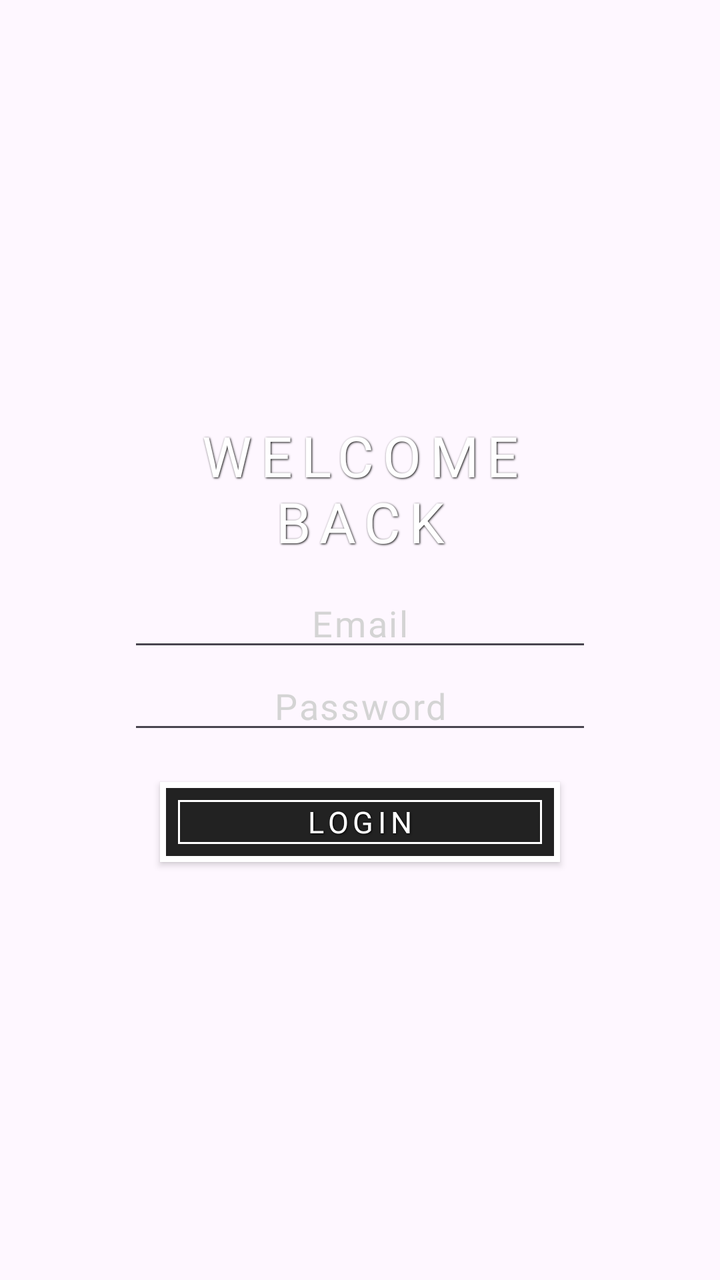
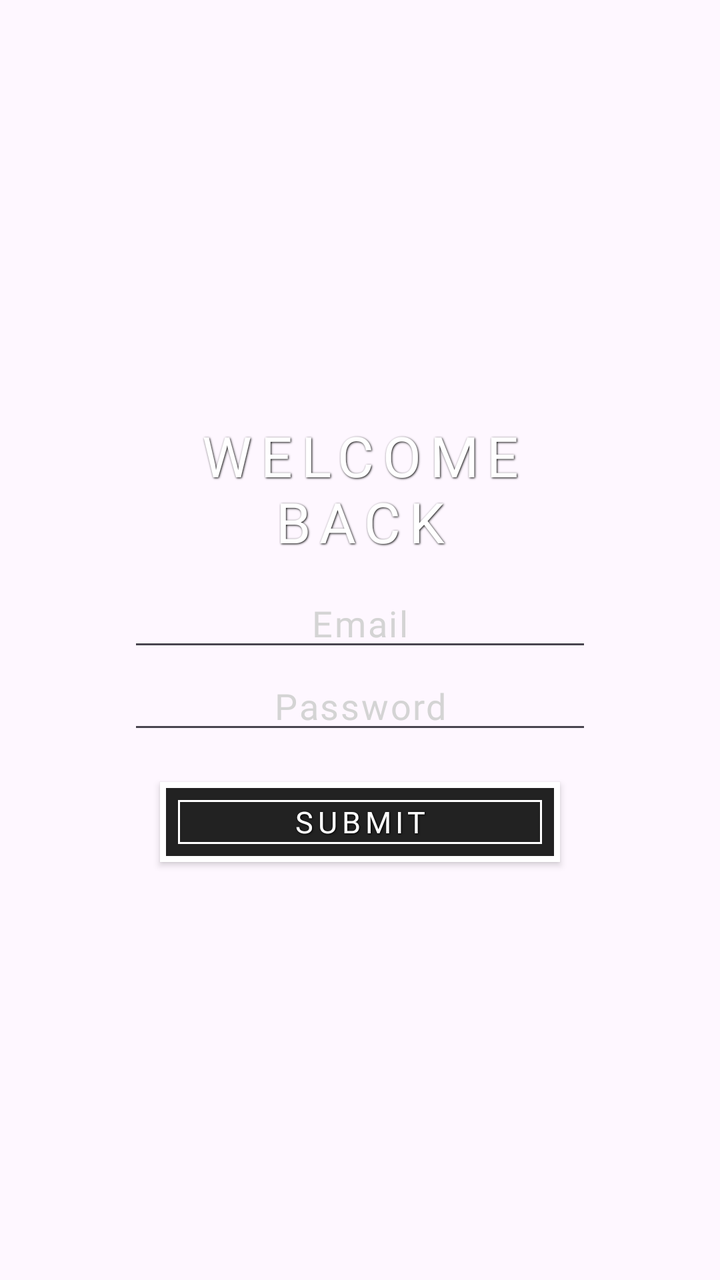

The first picture is an Android layout as it rendered before a commit; the second is the same layout after the commit. The layout source and the unified diff follow.
<!-- AndroidManifest.xml: application theme Theme.PvZOnline -->
<!-- res/layout/fragment_login.xml -->
<?xml version="1.0" encoding="utf-8"?>
<LinearLayout
    xmlns:android="http://schemas.android.com/apk/res/android"
    android:layout_width="match_parent"
    android:layout_height="match_parent"
    android:orientation="vertical"
    android:gravity="center"
    android:paddingHorizontal="64dp">

    
    <TextView
        android:layout_width="wrap_content"
        android:layout_height="wrap_content"
        style="@style/RetroText"
        android:text="Welcome Back"
        android:layout_marginBottom="10dp"
        android:textAlignment="center" />

    
    <EditText
        android:id="@+id/emailInputLogin"
        style="@style/RetroInput"
        android:textColorHint="#d4d4d4"
        android:layout_width="match_parent"
        android:layout_height="wrap_content"
        android:hint="Email"
        android:inputType="textEmailAddress"
        android:textAlignment="center" />

    
    <EditText
        android:id="@+id/passwordInputLogin"
        style="@style/RetroInput"
        android:textColorHint="#d4d4d4"
        android:layout_width="match_parent"
        android:layout_height="wrap_content"
        android:hint="Password"
        android:inputType="textPassword"
        android:textAlignment="center"
        android:layout_marginBottom="3dp" />

    
    <androidx.appcompat.widget.AppCompatButton
        android:id="@+id/loginBtn"
        style="@style/RetroButton"
        android:layout_width="200dp"
        android:layout_height="40dp"
        android:layout_marginTop="16dp"
        android:text="Login"
        android:textSize="15dp" />

</LinearLayout>
<!-- resources referenced by this layout -->
<resources>
  <style name="RetroButton" parent="Widget.AppCompat.Button">
          <item name="android:textAllCaps">true</item>
          <item name="android:textColor">#FFFFFF</item>
          <item name="android:textSize">20sp</item>
          <item name="android:fontFamily">@font/alegreya_sans_sc_bold</item>
          <item name="android:letterSpacing">0.15</item>
          <item name="android:shadowColor">#000000</item>
          <item name="android:shadowDx">1</item>
          <item name="android:shadowDy">1</item>
          <item name="android:shadowRadius">2</item>
          <item name="android:background">@drawable/btn_retro_pressed</item> 
          <item name="android:paddingLeft">16dp</item>
          <item name="android:paddingRight">16dp</item>
          <item name="android:paddingTop">8dp</item>
          <item name="android:paddingBottom">8dp</item>
          <item name="android:gravity">center</item>
      </style>
  <style name="RetroInput">
          <item name="android:textColor">#FFFFFF</item>
          <item name="android:textSize">18sp</item>
          <item name="android:fontFamily">@font/alegreya_sans_sc_bold</item>
          <item name="android:letterSpacing">0.05</item>
          <item name="android:shadowRadius">0</item>
      </style>
  <style name="RetroText">
          <item name="android:textColor">#FFFFFF</item>
          <item name="android:textSize">28sp</item> 
          <item name="android:fontFamily">@font/alegreya_sans_sc_bold</item>
          <item name="android:letterSpacing">0.15</item>
          <item name="android:shadowColor">#000000</item>
          <item name="android:shadowDx">1</item>
          <item name="android:shadowDy">1</item>
          <item name="android:shadowRadius">2</item>
          <item name="android:textAllCaps">true</item>
      </style>
  <style name="Theme.PvZOnline" parent="Base.Theme.PvZOnline" />
  <!-- drawable btn_retro_pressed (drawable) -->
  <selector xmlns:android="http://schemas.android.com/apk/res/android">
      
      <item android:state_pressed="true" android:drawable="@drawable/btn_retro_pressed_bg"/>
      
      <item android:drawable="@drawable/btn_retro_bg"/>
  </selector>
  <style name="Base.Theme.PvZOnline" parent="Theme.Material3.DayNight.NoActionBar">
          
          
      </style>
  <!-- drawable btn_retro_pressed_bg (drawable) -->
  <layer-list xmlns:android="http://schemas.android.com/apk/res/android">
  
      
      <item>
          <shape android:shape="rectangle">
              <solid android:color="#D64933"/> 
          </shape>
      </item>
  
      
      <item>
          <shape android:shape="rectangle">
              <stroke android:width="3dp" android:color="#FFFFFF"/>
              <padding android:left="3dp" android:top="3dp" android:right="3dp" android:bottom="3dp"/>
          </shape>
      </item>
  
      <item android:left="6dp" android:top="6dp" android:right="6dp" android:bottom="6dp">
          <shape android:shape="rectangle">
              <stroke android:width="1dp" android:color="#FFFFFF"/>
          </shape>
      </item>
  
  </layer-list>
  <!-- drawable btn_retro_bg (drawable) -->
  <layer-list xmlns:android="http://schemas.android.com/apk/res/android">
  
      
      <item>
          <shape android:shape="rectangle">
              <solid android:color="#222222"/>
          </shape>
      </item>
  
      
      <item>
          <shape android:shape="rectangle">
              <stroke android:width="3dp" android:color="#FFFFFF"/>
              <padding android:left="3dp" android:top="3dp" android:right="3dp" android:bottom="3dp"/>
          </shape>
      </item>
  
      <item android:left="6dp" android:top="6dp" android:right="6dp" android:bottom="6dp">
          <shape android:shape="rectangle">
              <stroke android:width="1dp" android:color="#FFFFFF"/>
          </shape>
      </item>
  
  </layer-list>
</resources>

<!-- the commit's change to res/layout/fragment_login.xml (unified diff, before → after) -->
@@ -9,6 +9,7 @@
 
     
     <TextView
+        android:id="@+id/loginTitle"
         android:layout_width="wrap_content"
         android:layout_height="wrap_content"
         style="@style/RetroText"
@@ -41,12 +42,12 @@
 
     
     <androidx.appcompat.widget.AppCompatButton
-        android:id="@+id/loginBtn"
+        android:id="@+id/submitLoginBtn"
         style="@style/RetroButton"
         android:layout_width="200dp"
         android:layout_height="40dp"
         android:layout_marginTop="16dp"
-        android:text="Login"
+        android:text="Submit"
         android:textSize="15dp" />
 
 </LinearLayout>
